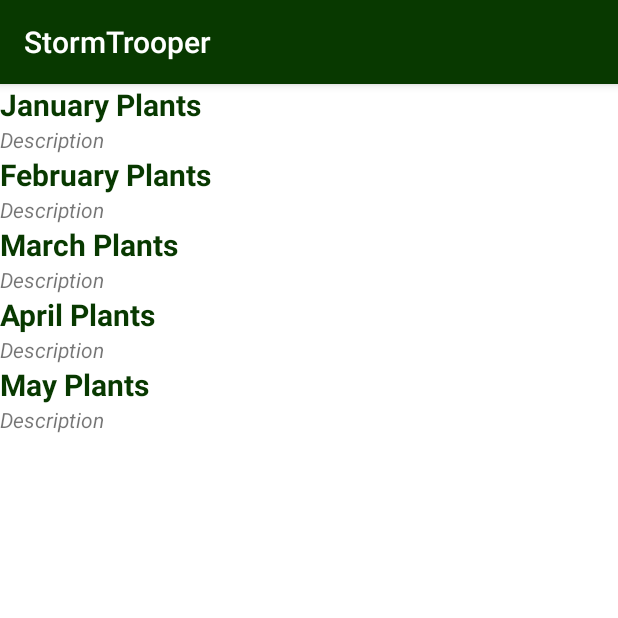
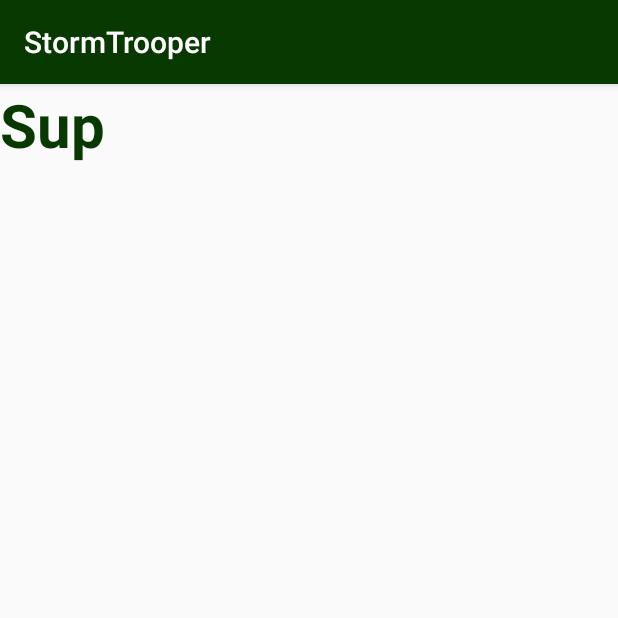
Before and after one commit to katetrahan/StormTrooper, an Android app: the PlantNotesActivity screen opened directly, with no data from a screen before it, on a phone screen of 412 x 824 dp, the top half of it. Run offline under Robolectric (Android 15) with nearby library versions, the phone set to English and light mode, and no system bars.

Commit message:
add notes activity

```diff
--- a/app/src/main/AndroidManifest.xml
+++ b/app/src/main/AndroidManifest.xml
@@ -11,10 +11,7 @@
         android:roundIcon="@mipmap/ic_launcher_round"
         android:supportsRtl="true"
         android:theme="@style/AppTheme">
-        <activity
-            android:name=".ui.MainActivity">
-
-        </activity>
+        <activity android:name=".ui.MainActivity"></activity>
         <!-- <activity android:name=".ui.WeatherActivity"> -->
         <!-- <meta-data -->
         <!-- android:name="android.support.PARENT_ACTIVITY" -->
@@ -32,12 +29,13 @@
         <!-- </activity> -->
         <activity android:name=".ui.CreateAccountActivity" />
         <activity android:name=".ui.LoginActivity">
-
             <intent-filter>
                 <action android:name="android.intent.action.MAIN" />
+
                 <category android:name="android.intent.category.LAUNCHER" />
-
             </intent-filter>
         </activity>
+        <activity android:name=".ui.PlantNotesActivity"></activity>
     </application>
+
 </manifest>
--- a/app/src/main/java/com/example/guest/stormtrooper/ui/PlantListActivity.java
+++ b/app/src/main/java/com/example/guest/stormtrooper/ui/PlantNotesActivity.java
@@ -1,21 +1,15 @@
 package com.example.guest.stormtrooper.ui;
 
-import android.content.Intent;
 import android.support.v7.app.AppCompatActivity;
 import android.os.Bundle;
 
 import com.example.guest.stormtrooper.R;
 
-import butterknife.ButterKnife;
-
-public class PlantListActivity extends AppCompatActivity {
+public class PlantNotesActivity extends AppCompatActivity {
 
     @Override
     protected void onCreate(Bundle savedInstanceState) {
         super.onCreate(savedInstanceState);
-        setContentView(R.layout.plant_list_item);
-        ButterKnife.bind(this);
-
-
+        setContentView(R.layout.activity_plant_notes);
     }
 }
--- a/app/src/main/java/com/example/guest/stormtrooper/ui/WeatherDetailActivity.java
+++ b/app/src/main/java/com/example/guest/stormtrooper/ui/WeatherDetailActivity.java
@@ -67,6 +67,7 @@ public class WeatherDetailActivity extends AppCompatActivity implements View.OnC
         mDetailsTextView.setText("The weather for:  " + location);
 
         mWeatherLabel.setOnClickListener(this);
+        mGetPlantingButton.setOnClickListener(this);
 
         getWeather(location);
         getForecast(location);
@@ -92,12 +93,11 @@ public class WeatherDetailActivity extends AppCompatActivity implements View.OnC
             startActivity(webIntent);
 
         }
+            if (v == mGetPlantingButton) {
+                    Intent intent = new Intent(WeatherDetailActivity.this, PlantNotesActivity.class);
+                    startActivity(intent);
 
-//            if (v == mGetPlantingButton) {
-//                    Intent intent = new Intent(WeatherDetailActivity.this, PlantListActivity.class);
-//                    startActivity(intent);
-//
-//                }
+                }
             }
 
 
--- /dev/null
+++ b/app/src/main/res/layout/activity_plant_notes.xml
@@ -0,0 +1,24 @@
+<?xml version="1.0" encoding="utf-8"?>
+<android.support.constraint.ConstraintLayout xmlns:android="http://schemas.android.com/apk/res/android"
+    xmlns:app="http://schemas.android.com/apk/res-auto"
+    xmlns:tools="http://schemas.android.com/tools"
+    android:layout_width="match_parent"
+    android:layout_height="match_parent"
+    tools:context="com.example.guest.stormtrooper.ui.PlantNotesActivity">
+
+
+
+
+    <TextView
+        android:id="@+id/NotesTextView"
+        android:layout_width="wrap_content"
+        android:layout_height="wrap_content"
+        android:layout_alignParentTop="true"
+        android:layout_centerHorizontal="true"
+        android:layout_marginTop="8dp"
+        android:text="Sup"
+        android:textColor="@color/colorPrimary"
+        android:textSize="40sp"
+        android:textStyle="bold" />
+
+</android.support.constraint.ConstraintLayout>
--- a/app/src/main/res/layout/plant_list_item.xml
+++ /dev/null
@@ -1,120 +0,0 @@
-<?xml version="1.0" encoding="utf-8"?>
-<RelativeLayout xmlns:android="http://schemas.android.com/apk/res/android"
-    android:orientation="horizontal"
-    android:layout_width="match_parent"
-    android:layout_height="wrap_content">
-
-
-    <TextView
-        android:layout_width="match_parent"
-        android:layout_height="match_parent"
-        android:background="#ffffff"
-        android:orientation="vertical"
-        android:padding="10dp" />
-
-        <TextView
-            android:layout_width="wrap_content"
-            android:layout_height="wrap_content"
-            android:id="@+id/JanuaryTextView"
-            android:textSize="20dp"
-            android:textStyle="bold"
-            android:text="January Plants"
-            android:textColor="@color/colorPrimary"/>
-
-        <TextView
-            android:layout_width="wrap_content"
-            android:layout_height="wrap_content"
-            android:text="Description"
-            android:id="@+id/JanuaryDescriptionTextView"
-            android:layout_below="@+id/JanuaryTextView"
-            android:layout_alignParentLeft="true"
-            android:layout_alignParentStart="true"
-            android:textStyle="italic"/>
-
-        <TextView
-            android:layout_width="wrap_content"
-            android:layout_height="wrap_content"
-            android:id="@+id/FebruaryTextView"
-            android:layout_below="@+id/JanuaryDescriptionTextView"
-            android:textSize="20dp"
-            android:textStyle="bold"
-            android:text="February Plants"
-            android:textColor="@color/colorPrimary"/>
-
-        <TextView
-            android:layout_width="wrap_content"
-            android:layout_height="wrap_content"
-            android:text="Description"
-            android:id="@+id/FebDescriptionTextView"
-            android:layout_below="@+id/FebruaryTextView"
-            android:layout_alignParentLeft="true"
-            android:layout_alignParentStart="true"
-            android:textStyle="italic"/>
-
-        <TextView
-            android:layout_width="wrap_content"
-            android:layout_height="wrap_content"
-            android:id="@+id/MarchTextView"
-            android:layout_below="@+id/FebDescriptionTextView"
-            android:textSize="20dp"
-            android:textStyle="bold"
-            android:text="March Plants"
-            android:textColor="@color/colorPrimary"/>
-
-        <TextView
-            android:layout_width="wrap_content"
-            android:layout_height="wrap_content"
-            android:text="Description"
-            android:id="@+id/MarchDescriptionTextView"
-            android:layout_below="@+id/MarchTextView"
-            android:layout_alignParentLeft="true"
-            android:layout_alignParentStart="true"
-            android:textStyle="italic"/>
-
-        <TextView
-            android:layout_width="wrap_content"
-            android:layout_height="wrap_content"
-            android:id="@+id/AprilTextView"
-            android:layout_below="@+id/MarchDescriptionTextView"
-            android:textSize="20dp"
-            android:textStyle="bold"
-            android:text="April Plants"
-            android:textColor="@color/colorPrimary"/>
-
-        <TextView
-            android:layout_width="wrap_content"
-            android:layout_height="wrap_content"
-            android:text="Description"
-            android:id="@+id/AprilDescriptionTextView"
-            android:layout_below="@+id/AprilTextView"
-            android:layout_alignParentLeft="true"
-            android:layout_alignParentStart="true"
-            android:textStyle="italic"/>
-
-        <TextView
-            android:layout_width="wrap_content"
-            android:layout_height="wrap_content"
-            android:id="@+id/MayTextView"
-            android:layout_below="@+id/AprilDescriptionTextView"
-            android:textSize="20dp"
-            android:textStyle="bold"
-            android:text="May Plants"
-            android:textColor="@color/colorPrimary"/>
-
-        <TextView
-            android:id="@+id/MayDescriptionTextView"
-            android:layout_width="wrap_content"
-            android:layout_height="wrap_content"
-            android:layout_alignParentLeft="true"
-            android:layout_alignParentStart="true"
-            android:layout_below="@+id/MayTextView"
-            android:text="Description"
-            android:textStyle="italic" />
-
-
-
-
-
-
-
-</RelativeLayout>
```
